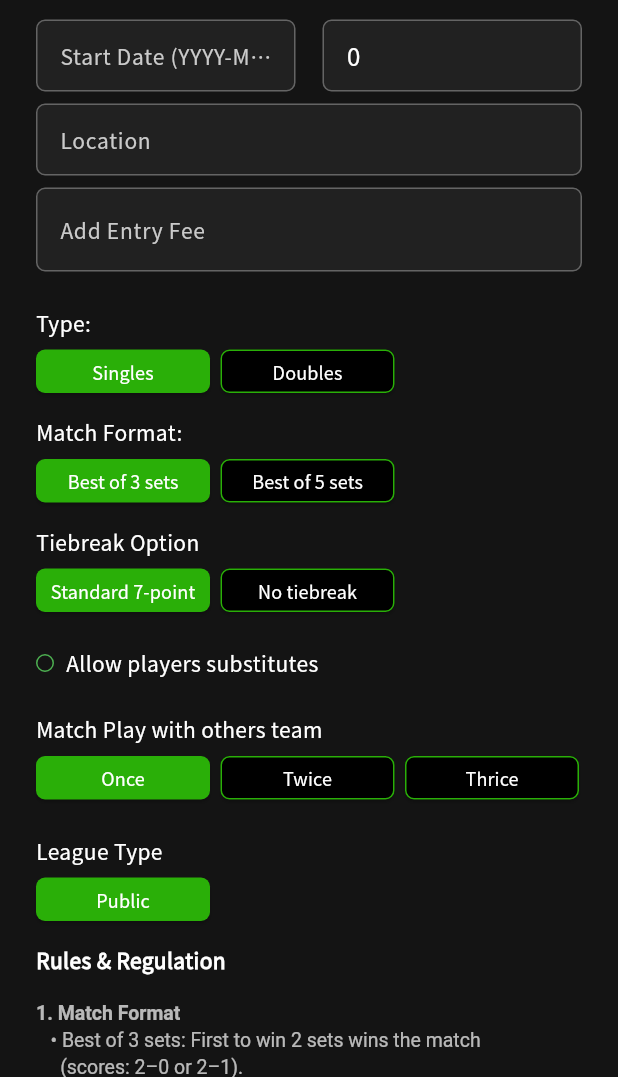
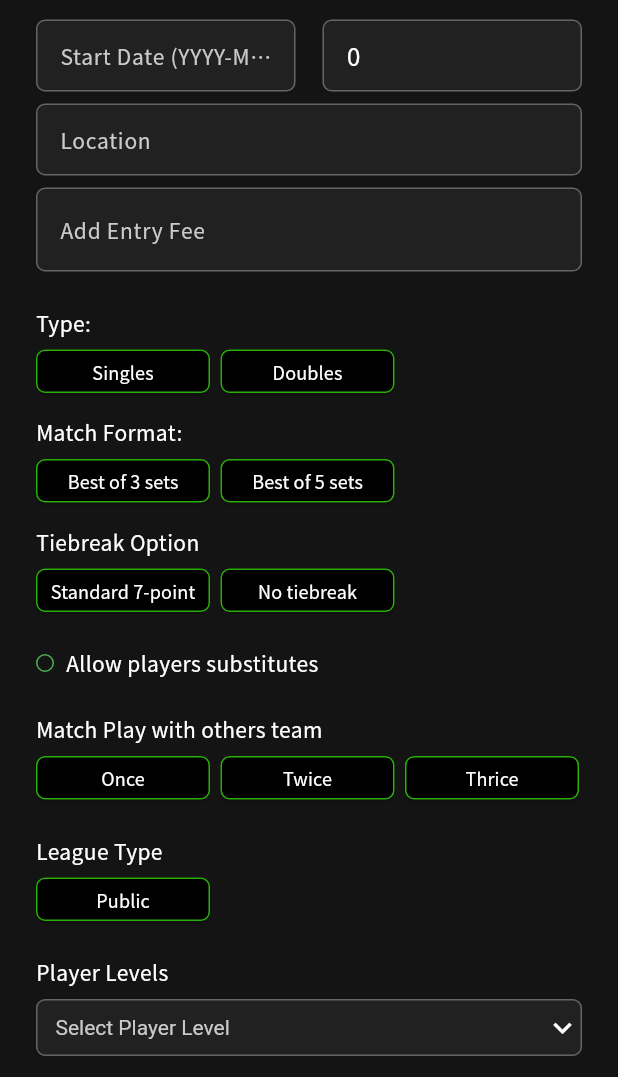
Before and after one commit to Sristy72/karl5-----Central-padel-league-manager, a Flutter app: the CreateLeagueScreen screen opened directly, scrolled down 576 dp, on a phone screen of 412 x 824 dp, the part 159-1236 px from its top. Run offline on Flutter 3.47's test engine with Material 3 defaults, Android fonts, the phone set to English and light mode, and no system bars; our stand-ins replace connectivity_plus, dartz, dio, equatable, file_picker, flutter_secure_storage and 7 more; missing offline and left inert: flutx_core; accounts and stored records are empty; network calls fail; statements that could not run were skipped.

Commit message:
add a drop down on create league

```diff
--- a/lib/features/Create_league/presentation/screens/create_league_screen.dart
+++ b/lib/features/Create_league/presentation/screens/create_league_screen.dart
@@ -46,11 +46,12 @@ class _CreateLeagueScreenState extends State<CreateLeagueScreen> {
   File? _bannerImage;
 
   // Selection state for Type, Match Format, and Tiebreak
-  String _selectedType = 'Singles';
-  String _selectedMatchFormat = 'Best of 3 sets';
-  String _selectedTiebreak = 'Standard 7-point';
-  String _selectedMatchPlay = 'Once';
-  String _selectedLeagueType = 'Public';
+  String _selectedType = '';
+  String _selectedMatchFormat = '';
+  String _selectedTiebreak = '';
+  String _selectedMatchPlay = '';
+  String _selectedLeagueType = '';
+  String _selectedPlayerLevel = '';
   bool _allowSubstitutes = false;
 
   Future<void> _pickImage(bool isLogo) async {
@@ -162,6 +163,7 @@ class _CreateLeagueScreenState extends State<CreateLeagueScreen> {
               allowSubstitutes: _allowSubstitutes,
               selectedMatchPlay: _selectedMatchPlay,
               selectedLeagueType: _selectedLeagueType,
+              selectedPlayerLevel: _selectedPlayerLevel,
               onTypeChanged: (type) => setState(() => _selectedType = type),
               onMatchFormatChanged: (format) =>
                   setState(() => _selectedMatchFormat = format),
@@ -173,6 +175,8 @@ class _CreateLeagueScreenState extends State<CreateLeagueScreen> {
                   setState(() => _selectedMatchPlay = matchPlay),
               onLeagueTypeChanged: (leagueType) =>
                   setState(() => _selectedLeagueType = leagueType),
+              onPlayerLevelChanged: (level) =>
+                  setState(() => _selectedPlayerLevel = level),
             ),
 
             const SizedBox(height: 16),
@@ -390,11 +394,12 @@ class _CreateLeagueScreenState extends State<CreateLeagueScreen> {
     setState(() {
       _logoImage = null;
       _bannerImage = null;
-      _selectedType = 'Singles';
-      _selectedMatchFormat = 'Best of 3 sets';
-      _selectedTiebreak = 'Standard 7-point';
-      _selectedMatchPlay = 'Once';
-      _selectedLeagueType = 'Public';
+      _selectedType = '';
+      _selectedMatchFormat = '';
+      _selectedTiebreak = '';
+      _selectedMatchPlay = '';
+      _selectedLeagueType = '';
+      _selectedPlayerLevel = '';
       _allowSubstitutes = false;
     });
   }
--- a/lib/features/Create_league/presentation/widgets/create_league_selection_buttons.dart
+++ b/lib/features/Create_league/presentation/widgets/create_league_selection_buttons.dart
@@ -6,12 +6,14 @@ class CreateLeagueSelectionButtons extends StatelessWidget {
   final String selectedTiebreak;
   final String selectedMatchPlay;
   final String selectedLeagueType;
+  final String selectedPlayerLevel;
   final bool allowSubstitutes;
   final Function(String) onTypeChanged;
   final Function(String) onMatchFormatChanged;
   final Function(String) onTiebreakChanged;
   final Function(String) onMatchPlayChanged;
   final Function(String) onLeagueTypeChanged;
+  final Function(String) onPlayerLevelChanged;
   final Function(bool) onAllowSubstitutesChanged;
 
   const CreateLeagueSelectionButtons({
@@ -21,12 +23,14 @@ class CreateLeagueSelectionButtons extends StatelessWidget {
     required this.selectedTiebreak,
     required this.selectedMatchPlay,
     required this.selectedLeagueType,
+    required this.selectedPlayerLevel,
     required this.allowSubstitutes,
     required this.onTypeChanged,
     required this.onMatchFormatChanged,
     required this.onTiebreakChanged,
     required this.onMatchPlayChanged,
     required this.onLeagueTypeChanged,
+    required this.onPlayerLevelChanged,
     required this.onAllowSubstitutesChanged,
   });
 
@@ -178,6 +182,52 @@ class CreateLeagueSelectionButtons extends StatelessWidget {
             ),
           ],
         ),
+        const SizedBox(height: 24),
+
+        // Player Levels Dropdown
+        const Text(
+          "Player Levels",
+          style: TextStyle(color: Colors.white, fontSize: 14),
+        ),
+        const SizedBox(height: 8),
+        Container(
+          height: 38,
+          decoration: BoxDecoration(
+            color: Colors.grey[900],
+            borderRadius: BorderRadius.circular(6),
+            border: Border.all(color: Colors.white30),
+          ),
+          child: DropdownButtonFormField<String>(
+            value: selectedPlayerLevel.isEmpty ? null : selectedPlayerLevel,
+            hint: const Text(
+              'Select Player Level',
+              style: TextStyle(color: Color(0xFFCACACA), fontSize: 14),
+            ),
+            dropdownColor: Colors.grey[900],
+            style: const TextStyle(color: Colors.white, fontSize: 14),
+            icon: const Icon(Icons.keyboard_arrow_down, color: Colors.white),
+            decoration: const InputDecoration(
+              isDense: true,
+              contentPadding: EdgeInsets.symmetric(horizontal: 12, vertical: 8),
+              border: InputBorder.none,
+            ),
+            items: [
+              'Beginner',
+              'Intermediate',
+              'Intermediate high',
+              'Advanced 4.5+',
+              'Pro',
+            ].map((level) => DropdownMenuItem(
+              value: level,
+              child: Text(level),
+            )).toList(),
+            onChanged: (value) {
+              if (value != null) {
+                onPlayerLevelChanged(value);
+              }
+            },
+          ),
+        ),
       ],
     );
   }
@@ -190,8 +240,8 @@ class CreateLeagueSelectionButtons extends StatelessWidget {
       child: ElevatedButton(
         onPressed: onPressed,
         style: ElevatedButton.styleFrom(
-          backgroundColor: isSelected ? Color(0xFF2AAF08) : Colors.black,
-          side: isSelected ? null : const BorderSide(color: Color(0xFF2AAF08)),
+          backgroundColor: isSelected ? const Color(0xFF2AAF08) : Colors.black,
+          side: const BorderSide(color: Color(0xFF2AAF08)),
           shape: RoundedRectangleBorder(
             borderRadius: BorderRadius.circular(6),
           ),
```
